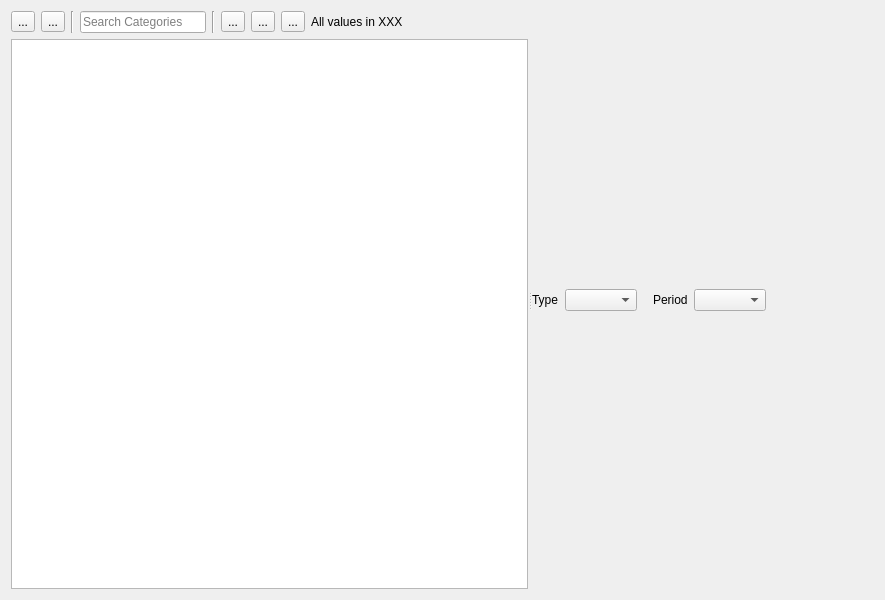
Above: src/views/ui_files/reports/category_report.ui from JakubFranek/Kapytal before the change. Below: the same form after it.
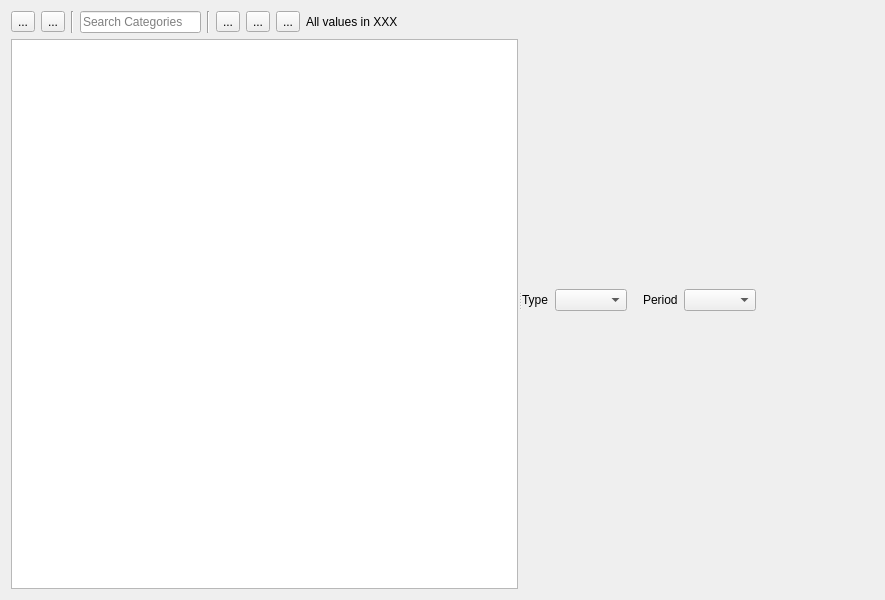
That is the form after the change.

Patch:
```diff
--- a/src/views/ui_files/reports/category_report.ui
+++ b/src/views/ui_files/reports/category_report.ui
@@ -105,7 +105,7 @@
            </property>
            <property name="sizeHint" stdset="0">
             <size>
-             <width>40</width>
+             <width>20</width>
              <height>20</height>
             </size>
            </property>
```
